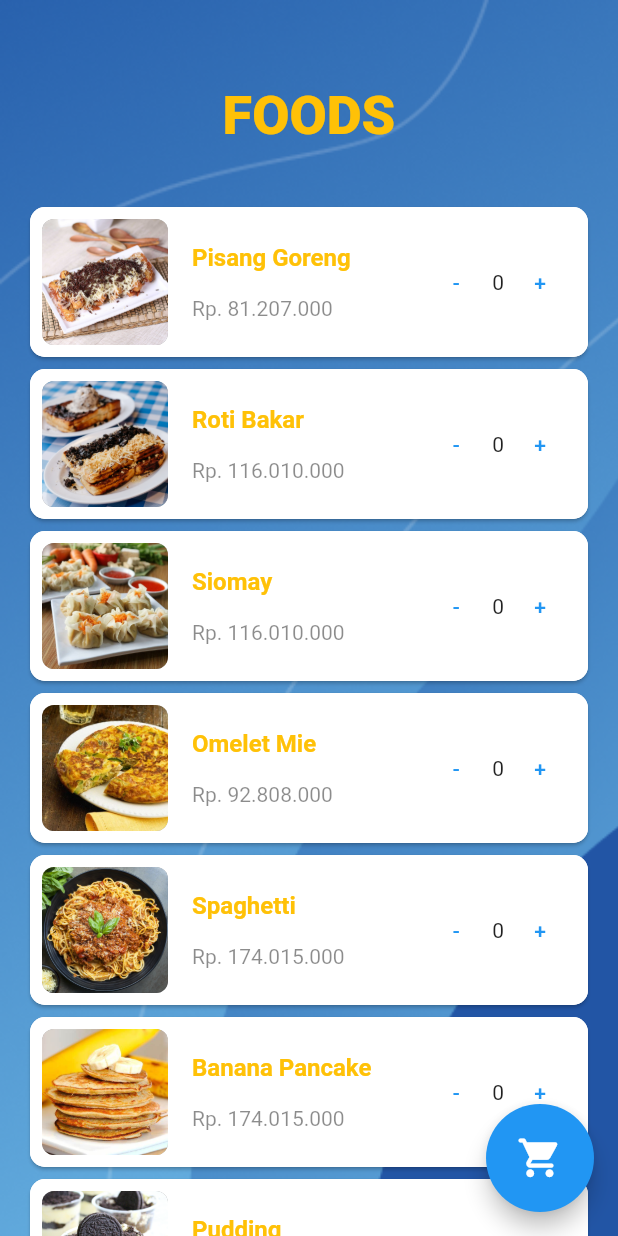
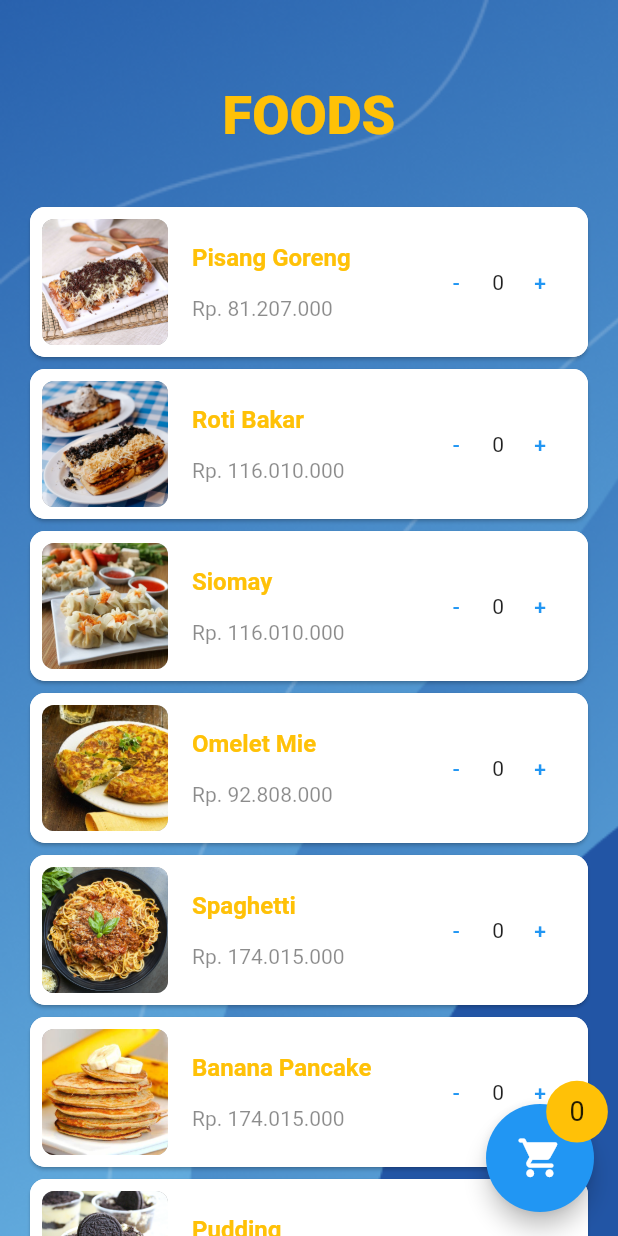
Before and after one commit to fatanabil/rena_cafe, a Flutter app: the MenuPage screen opened directly, after a tap on "FOODS", on a phone screen of 412 x 824 dp. Run offline on Flutter 3.47's test engine with Material 2 defaults, Android fonts, the phone set to English and light mode, and no system bars.

Commit message:
fix problem

```diff
--- a/lib/components/menu_card.dart
+++ b/lib/components/menu_card.dart
@@ -1,7 +1,5 @@
 import 'package:flutter/material.dart';
 import 'package:intl/intl.dart';
-import 'package:rena_cafe/data/menu_data.dart';
-import 'package:rena_cafe/foods_page.dart';
 
 class MenuCard extends StatefulWidget {
   final String menuName;
@@ -9,9 +7,9 @@ class MenuCard extends StatefulWidget {
   final String menuImg;
   final String type;
   final int index;
-  final Function()? addItem;
-  final Function()? delItem;
-  int qty = 0;
+  final Function(int) addItem;
+  final Function(int) delItem;
+  int qty;
 
   MenuCard({
     GlobalKey? key,
@@ -21,8 +19,8 @@ class MenuCard extends StatefulWidget {
     this.qty = 0,
     this.type = '',
     this.index = 0,
-    this.addItem,
-    this.delItem,
+    required this.addItem,
+    required this.delItem,
   }) : super(key: key);
 
   @override
@@ -33,23 +31,12 @@ class _MenuCardState extends State<MenuCard> {
   var numberFormat =
       NumberFormat.currency(locale: "id_ID", customPattern: "#,###");
 
-  var menuData;
   var qty = 0;
 
   @override
   void initState() {
     super.initState();
-
-    if (widget.type == 'foods') {
-      menuData = MenuData().foods[widget.index];
-      qty = menuData['qty'];
-    } else if (widget.type == 'drinks') {
-      menuData = MenuData().drinks[widget.index];
-      qty = menuData['qty'];
-    } else if (widget.type == 'order') {
-      menuData = MenuData().order[widget.index];
-      qty = menuData['qty'];
-    }
+    qty = widget.qty;
   }
 
   @override
@@ -59,7 +46,7 @@ class _MenuCardState extends State<MenuCard> {
         borderRadius: BorderRadius.circular(10),
       ),
       child: Container(
-        padding: EdgeInsets.all(8),
+        padding: const EdgeInsets.all(8),
         width: 350,
         height: 100,
         decoration: BoxDecoration(
@@ -75,17 +62,17 @@ class _MenuCardState extends State<MenuCard> {
                 borderRadius: BorderRadius.circular(8),
                 image: DecorationImage(
                     image: AssetImage(
-                      this.widget.menuImg != ''
-                          ? this.widget.menuImg
+                      widget.menuImg != ''
+                          ? widget.menuImg
                           : 'assets/img/default.jpg',
                     ),
                     fit: BoxFit.fitWidth),
               ),
-              child: AspectRatio(
+              child: const AspectRatio(
                 aspectRatio: 1 / 1,
               ),
             ),
-            SizedBox(
+            const SizedBox(
               width: 16,
             ),
             Column(
@@ -93,48 +80,49 @@ class _MenuCardState extends State<MenuCard> {
               mainAxisAlignment: MainAxisAlignment.spaceEvenly,
               children: [
                 Text(
-                  this.widget.menuName,
+                  widget.menuName,
                   textAlign: TextAlign.left,
-                  style: TextStyle(
+                  style: const TextStyle(
                     color: Colors.amber,
                     fontSize: 16,
                     fontWeight: FontWeight.w700,
                   ),
                 ),
                 Text(
-                  'Rp. ${numberFormat.format(this.widget.menuCost)}',
+                  'Rp. ${numberFormat.format(widget.menuCost)}',
                   textAlign: TextAlign.left,
-                  style: TextStyle(color: Colors.black45, fontSize: 14),
+                  style: const TextStyle(color: Colors.black45, fontSize: 14),
                 )
               ],
             ),
-            Spacer(),
+            const Spacer(),
             Row(
               children: [
                 SizedBox(
                   width: 48,
                   child: TextButton(
                     onPressed: () {
+                      widget.delItem(widget.index);
                       if (qty > 0) {
                         setState(() {
-                          qty--;
+                          qty = qty - 1;
                         });
                       }
                     },
-                    child: Text('-'),
+                    child: const Text('-'),
                   ),
                 ),
-                Text('${qty}'),
+                Text('$qty'),
                 SizedBox(
                   width: 48,
                   child: TextButton(
                     onPressed: () {
-                      widget.addItem;
+                      widget.addItem(widget.index);
                       setState(() {
-                        qty++;
+                        qty = qty + 1;
                       });
                     },
-                    child: Text('+'),
+                    child: const Text('+'),
                   ),
                 ),
               ],
--- a/lib/data/menu_data.dart
+++ b/lib/data/menu_data.dart
@@ -1,136 +1,138 @@
+import "dart:convert";
+
 class MenuData {
-  var foods = [
+  String foods = jsonEncode([
     {
-      'name': 'Pisang Goreng',
-      'price': 7000,
-      'res': 'assets/img/foods/food-1.jpg',
-      'qty': 0,
+      "name": "Pisang Goreng",
+      "price": 7000,
+      "res": "assets/img/foods/food-1.jpg",
+      "qty": 0,
     },
     {
-      'name': 'Roti Bakar',
-      'price': 10000,
-      'res': 'assets/img/foods/food-2.jpg',
-      'qty': 0,
+      "name": "Roti Bakar",
+      "price": 10000,
+      "res": "assets/img/foods/food-2.jpg",
+      "qty": 0,
     },
     {
-      'name': 'Siomay',
-      'price': 10000,
-      'res': 'assets/img/foods/food-3.jpg',
-      'qty': 0,
+      "name": "Siomay",
+      "price": 10000,
+      "res": "assets/img/foods/food-3.jpg",
+      "qty": 0,
     },
     {
-      'name': 'Omelet Mie',
-      'price': 8000,
-      'res': 'assets/img/foods/food-4.jpg',
-      'qty': 0,
+      "name": "Omelet Mie",
+      "price": 8000,
+      "res": "assets/img/foods/food-4.jpg",
+      "qty": 0,
     },
     {
-      'name': 'Spaghetti',
-      'price': 15000,
-      'res': 'assets/img/foods/food-5.jpg',
-      'qty': 0,
+      "name": "Spaghetti",
+      "price": 15000,
+      "res": "assets/img/foods/food-5.jpg",
+      "qty": 0,
     },
     {
-      'name': 'Banana Pancake',
-      'price': 15000,
-      'res': 'assets/img/foods/food-6.jpg',
-      'qty': 0,
+      "name": "Banana Pancake",
+      "price": 15000,
+      "res": "assets/img/foods/food-6.jpg",
+      "qty": 0,
     },
     {
-      'name': 'Pudding',
-      'price': 7000,
-      'res': 'assets/img/foods/food-7.jpg',
-      'qty': 0,
+      "name": "Pudding",
+      "price": 7000,
+      "res": "assets/img/foods/food-7.jpg",
+      "qty": 0,
     }
-  ];
+  ]);
 
-  var drinks = [
+  String drinks = jsonEncode([
     {
-      'name': 'Tea',
-      'price': 7000,
-      'res': 'assets/img/drinks/drink-1.jpg',
-      'qty': 0,
+      "name": "Tea",
+      "price": 7000,
+      "res": "assets/img/drinks/drink-1.jpg",
+      "qty": 0,
     },
     {
-      'name': 'Milkshake',
-      'price': 10000,
-      'res': 'assets/img/drinks/drink-2.jpg',
-      'qty': 0,
+      "name": "Milkshake",
+      "price": 10000,
+      "res": "assets/img/drinks/drink-2.jpg",
+      "qty": 0,
     },
     {
-      'name': 'Latte',
-      'price': 15000,
-      'res': 'assets/img/drinks/drink-3.jpg',
-      'qty': 0,
+      "name": "Latte",
+      "price": 15000,
+      "res": "assets/img/drinks/drink-3.jpg",
+      "qty": 0,
     },
     {
-      'name': 'Cappuccino',
-      'price': 15000,
-      'res': 'assets/img/drinks/drink-4.jpg',
-      'qty': 0,
+      "name": "Cappuccino",
+      "price": 15000,
+      "res": "assets/img/drinks/drink-4.jpg",
+      "qty": 0,
     },
     {
-      'name': 'Espresso',
-      'price': 15000,
-      'res': 'assets/img/drinks/drink-5.jpg',
-      'qty': 0,
+      "name": "Espresso",
+      "price": 15000,
+      "res": "assets/img/drinks/drink-5.jpg",
+      "qty": 0,
     },
     {
-      'name': 'Juice',
-      'price': 7000,
-      'res': 'assets/img/drinks/drink-6.jpg',
-      'qty': 0,
+      "name": "Juice",
+      "price": 7000,
+      "res": "assets/img/drinks/drink-6.jpg",
+      "qty": 0,
     },
     {
-      'name': 'Milk Tea',
-      'price': 8000,
-      'res': 'assets/img/drinks/drink-7.jpg',
-      'qty': 0,
+      "name": "Milk Tea",
+      "price": 8000,
+      "res": "assets/img/drinks/drink-7.jpg",
+      "qty": 0,
     },
     {
-      'name': 'Hot Chocolate',
-      'price': 10000,
-      'res': 'assets/img/drinks/drink-8.jpg',
-      'qty': 0,
+      "name": "Hot Chocolate",
+      "price": 10000,
+      "res": "assets/img/drinks/drink-8.jpg",
+      "qty": 0,
     },
-  ];
+  ]);
 
-  var order = [
+  String order = jsonEncode([
     {
-      'name': 'Pisang Goreng',
-      'price': 7000,
-      'res': 'assets/img/foods/food-1.jpg',
-      'qty': 3,
+      "name": "Pisang Goreng",
+      "price": 7000,
+      "res": "assets/img/foods/food-1.jpg",
+      "qty": 3,
     },
     {
-      'name': 'Roti Bakar',
-      'price': 10000,
-      'res': 'assets/img/foods/food-2.jpg',
-      'qty': 2,
+      "name": "Roti Bakar",
+      "price": 10000,
+      "res": "assets/img/foods/food-2.jpg",
+      "qty": 2,
     },
     {
-      'name': 'Spaghetti',
-      'price': 15000,
-      'res': 'assets/img/foods/food-5.jpg',
-      'qty': 2,
+      "name": "Spaghetti",
+      "price": 15000,
+      "res": "assets/img/foods/food-5.jpg",
+      "qty": 2,
     },
     {
-      'name': 'Milk Tea',
-      'price': 8000,
-      'res': 'assets/img/drinks/drink-7.jpg',
-      'qty': 3,
+      "name": "Milk Tea",
+      "price": 8000,
+      "res": "assets/img/drinks/drink-7.jpg",
+      "qty": 3,
     },
     {
-      'name': 'Cappuccino',
-      'price': 15000,
-      'res': 'assets/img/drinks/drink-4.jpg',
-      'qty': 2,
+      "name": "Cappuccino",
+      "price": 15000,
+      "res": "assets/img/drinks/drink-4.jpg",
+      "qty": 2,
     },
     {
-      'name': 'Milkshake',
-      'price': 10000,
-      'res': 'assets/img/drinks/drink-2.jpg',
-      'qty': 2,
+      "name": "Milkshake",
+      "price": 10000,
+      "res": "assets/img/drinks/drink-2.jpg",
+      "qty": 2,
     },
-  ];
+  ]);
 }
--- a/lib/data/menu_key.dart
+++ b/lib/data/menu_key.dart
@@ -16,15 +16,13 @@ class MenuKey {
   ];
 
   var drinks = [
-    Key('drinkKey1'),
-    Key('drinkKey2'),
-    Key('drinkKey3'),
-    Key('drinkKey4'),
-    Key('drinkKey5'),
-    Key('drinkKey6'),
-    Key('drinkKey7'),
-    Key('drinkKey8'),
-    Key('drinkKey9'),
-    Key('drinkKey10'),
+    GlobalKey(),
+    GlobalKey(),
+    GlobalKey(),
+    GlobalKey(),
+    GlobalKey(),
+    GlobalKey(),
+    GlobalKey(),
+    GlobalKey(),
   ];
 }
--- a/lib/foods_page.dart
+++ b/lib/foods_page.dart
@@ -1,10 +1,9 @@
-import 'dart:async';
-import 'dart:developer';
-import 'dart:ffi';
+import 'dart:convert';
 
 import 'package:flutter/material.dart';
 import 'package:rena_cafe/cart_page.dart';
 import 'package:rena_cafe/data/menu_data.dart';
+
 import 'components/menu_card.dart';
 import 'data/menu_key.dart';
 
@@ -17,21 +16,34 @@ class FoodPage extends StatefulWidget {
 
 class _FoodPageState extends State<FoodPage> {
   var key = MenuKey().foods;
-  var foods = MenuData().foods;
-  var qty = 0;
+  var foods = jsonDecode(MenuData().foods);
+  var qty;
+
+  @override
+  void initState() {
+    // TODO: implement initState
+    super.initState();
+    qty = 0;
+  }
 
   void _addItem(int index) {
     setState(() {
-      foods[index]['qty'] = foods[index]['qty'].hashCode + 1;
-      qty++;
+      int foodQty = foods[index]['qty'];
+      foods[index]['qty'] = foodQty + 1;
+      if (foodQty == 0) {
+        qty = qty + 1;
+      }
     });
   }
 
   void _delItem(int index) {
     setState(() {
-      if (foods[index]['qty'].hashCode > 0) {
-        foods[index]['qty'] = foods[index]['qty'].hashCode - 1;
-        qty--;
+      int foodQty = foods[index]['qty'];
+      if (foodQty > 0) {
+        foods[index]['qty'] = foodQty - 1;
+        if (foodQty - 1 == 0) {
+          qty = qty - 1;
+        }
       }
     });
   }
@@ -40,10 +52,10 @@ class _FoodPageState extends State<FoodPage> {
   Widget build(BuildContext context) {
     return Scaffold(
       body: Container(
-        padding: EdgeInsets.only(top: 56),
+        padding: const EdgeInsets.only(top: 56),
         width: double.infinity,
         height: double.infinity,
-        decoration: BoxDecoration(
+        decoration: const BoxDecoration(
           image: DecorationImage(
             image: AssetImage('assets/img/bg-img.png'),
             fit: BoxFit.cover,
@@ -51,10 +63,10 @@ class _FoodPageState extends State<FoodPage> {
           ),
         ),
         child: Container(
-          padding: EdgeInsets.symmetric(horizontal: 16),
+          padding: const EdgeInsets.symmetric(horizontal: 16),
           child: Column(
             children: [
-              Text(
+              const Text(
                 'FOODS',
                 style: TextStyle(
                   color: Colors.amber,
@@ -62,45 +74,30 @@ class _FoodPageState extends State<FoodPage> {
                   fontWeight: FontWeight.w800,
                 ),
               ),
-              SizedBox(
+              const SizedBox(
                 height: 36,
               ),
               Expanded(
-                child: Container(
                 child: ListView.builder(
-                    padding: EdgeInsets.only(bottom: 100),
+                  padding: const EdgeInsets.only(bottom: 100),
                   itemCount: foods.length,
                   itemBuilder: (BuildContext context, index) {
                     return Padding(
                       padding: EdgeInsets.zero,
                       key: Key(foods[index].toString()),
                       child: MenuCard(
-                          key: key[index]['foodKey${index}'],
+                        key: key[index]['foodKey$index'],
                         menuName: foods[index]['name'].toString(),
                         menuCost: foods[index]['price'].hashCode,
                         menuImg: foods[index]['res'].toString(),
                         qty: foods[index]['qty'].hashCode,
                         index: index,
                         type: 'foods',
-                          addItem: () {
-                            setState(() {
-                              _addItem(index);
-                              key[index]['foodKey${index}']
-                                  ?.currentState
-                                  ?.setState(() {
-                                _addItem(index);
-                              });
-                            });
-                          },
-                          // delItem: () {
-                          //   setState(() {
-                          //     _delItem(index);
-                          //   });
-                          // },
+                        addItem: _addItem,
+                        delItem: _delItem,
                       ),
                     );
                   },
-                  ),
                 ),
               ),
             ],
@@ -112,26 +109,26 @@ class _FoodPageState extends State<FoodPage> {
         height: 72,
         child: FittedBox(
           child: Stack(
-            alignment: Alignment(1.6, -2),
+            alignment: const Alignment(1.6, -2),
             children: [
               FloatingActionButton(
                 onPressed: () {
-                  _navigateToNextScreen(context, CartPage());
+                  _navigateToNextScreen(context, const CartPage());
                 },
-                child: Icon(Icons.shopping_cart_rounded),
+                child: const Icon(Icons.shopping_cart_rounded),
               ),
-              // Container(
-              //   child: Center(
-              //     child: Text('${qty}'),
-              //   ),
-              //   padding: EdgeInsets.all(2),
-              //   width: 32,
-              //   height: 32,
-              //   decoration: BoxDecoration(
-              //     color: Colors.amber,
-              //     borderRadius: BorderRadius.circular(16),
-              //   ),
-              // )
+              Container(
+                child: Center(
+                  child: Text('$qty'),
+                ),
+                padding: const EdgeInsets.all(2),
+                width: 32,
+                height: 32,
+                decoration: BoxDecoration(
+                  color: Colors.amber,
+                  borderRadius: BorderRadius.circular(16),
+                ),
+              )
             ],
           ),
         ),
--- a/lib/menu_page.dart
+++ b/lib/menu_page.dart
@@ -1,9 +1,6 @@
 import 'package:flutter/material.dart';
 import 'foods_page.dart';
 import 'drinks_page.dart';
-import 'my_theme.dart';
-import 'cart_page.dart';
-import 'profile_page.dart';
 
 class MenuPage extends StatefulWidget {
   const MenuPage({Key? key}) : super(key: key);
@@ -17,10 +14,10 @@ class _MenuPageState extends State<MenuPage> {
   Widget build(BuildContext context) {
     return Scaffold(
       body: Container(
-        padding: EdgeInsets.only(top: 72),
+        padding: const EdgeInsets.only(top: 72),
         width: double.infinity,
         height: double.infinity,
-        decoration: BoxDecoration(
+        decoration: const BoxDecoration(
           image: DecorationImage(
             image: AssetImage('assets/img/bg-img.png'),
             fit: BoxFit.cover,
@@ -35,12 +32,12 @@ class _MenuPageState extends State<MenuPage> {
                 'assets/img/greeting.png',
                 scale: 2,
               ),
-              SizedBox(
+              const SizedBox(
                 height: 72,
               ),
               GestureDetector(
                 onTap: () {
-                  _navigateToNextScreen(context, FoodPage());
+                  _navigateToNextScreen(context, const FoodPage());
                 },
                 child: Container(
                   height: 150,
@@ -49,7 +46,7 @@ class _MenuPageState extends State<MenuPage> {
                     color: Colors.blue,
                     borderRadius: BorderRadius.circular(16),
                     border: Border.all(color: Colors.white, width: 3),
-                    image: DecorationImage(
+                    image: const DecorationImage(
                         image: AssetImage('assets/img/foods.jpg'),
                         fit: BoxFit.cover),
                   ),
@@ -57,14 +54,14 @@ class _MenuPageState extends State<MenuPage> {
                     alignment: Alignment.bottomLeft,
                     child: Container(
                       width: 150,
-                      decoration: BoxDecoration(
+                      decoration: const BoxDecoration(
                         color: Colors.white,
                         borderRadius: BorderRadius.only(
                           topRight: Radius.circular(8),
                           bottomLeft: Radius.circular(8),
                         ),
                       ),
-                      child: Text(
+                      child: const Text(
                         'FOODS',
                         textAlign: TextAlign.center,
                         style: TextStyle(
@@ -77,12 +74,12 @@ class _MenuPageState extends State<MenuPage> {
                   ),
                 ),
               ),
-              SizedBox(
+              const SizedBox(
                 height: 36,
               ),
               GestureDetector(
                 onTap: () {
-                  _navigateToNextScreen(context, DrinkPage());
+                  _navigateToNextScreen(context, const DrinkPage());
                 },
                 child: Container(
                   height: 150,
@@ -91,7 +88,7 @@ class _MenuPageState extends State<MenuPage> {
                     color: Colors.blue,
                     borderRadius: BorderRadius.circular(16),
                     border: Border.all(color: Colors.white, width: 3),
-                    image: DecorationImage(
+                    image: const DecorationImage(
                         image: AssetImage('assets/img/drinks.jpg'),
                         fit: BoxFit.cover),
                   ),
@@ -101,13 +98,13 @@ class _MenuPageState extends State<MenuPage> {
                       width: 150,
                       decoration: BoxDecoration(
                         color: Colors.white,
-                        borderRadius: BorderRadius.only(
+                        borderRadius: const BorderRadius.only(
                           topLeft: Radius.circular(8),
                           bottomRight: Radius.circular(8),
                         ),
                         border: Border.all(color: Colors.white, width: 2),
                       ),
-                      child: Text(
+                      child: const Text(
                         'DRINKS',
                         textAlign: TextAlign.center,
                         style: TextStyle(
```
Also changed, not shown: lib/cart_page.dart (+18 -15 lines), lib/cart_payment_page.dart (+29 -28 lines), lib/drinks_page.dart (+41 -38 lines), lib/login_page.dart (+31 -31 lines), lib/main_page.dart (+5 -5 lines), lib/payment_success_page.dart (+12 -12 lines), lib/profile_page.dart (+18 -23 lines), pubspec.lock. Lines whose indentation alone changed are shown as unchanged.
